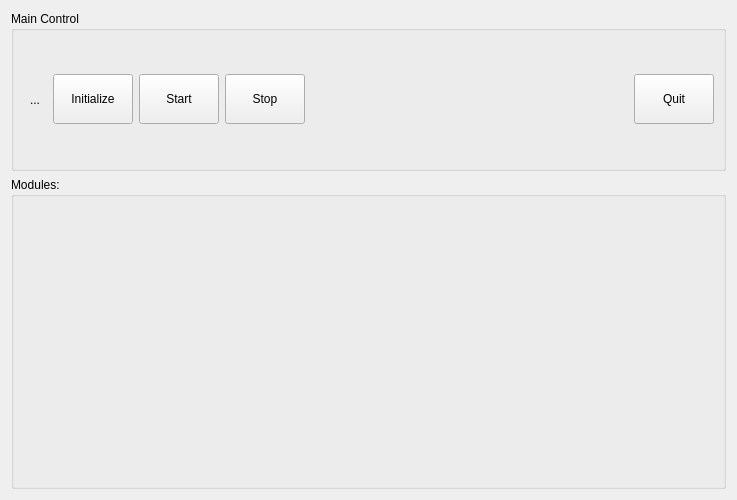
Before: the Qt Designer form core/joanhq/mainwindow/joanhq.ui in tud-hri/joan, drawn with Qt 5.
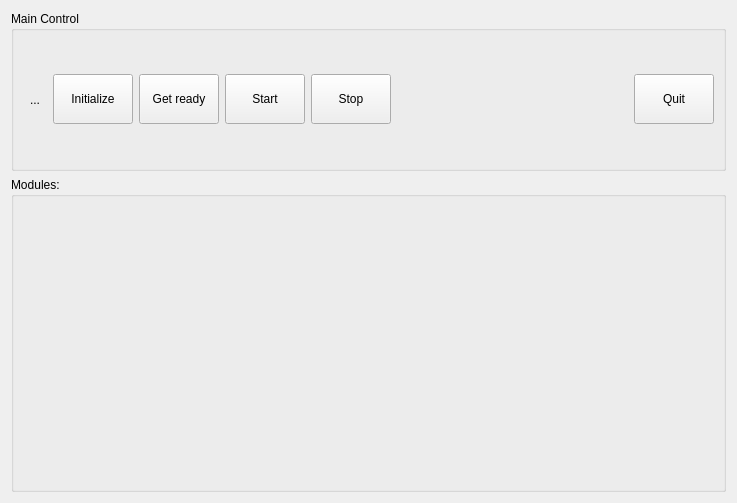
After: the same form once the commit is applied.

```diff
--- a/core/joanhq/mainwindow/joanhq.ui
+++ b/core/joanhq/mainwindow/joanhq.ui
@@ -7,7 +7,7 @@
     <x>0</x>
     <y>0</y>
     <width>737</width>
-    <height>500</height>
+    <height>503</height>
    </rect>
   </property>
   <property name="windowTitle">
@@ -74,6 +74,19 @@
             </property>
            </widget>
           </item>
+          <item>
+           <widget class="QPushButton" name="btn_get_ready">
+            <property name="minimumSize">
+             <size>
+              <width>0</width>
+              <height>50</height>
+             </size>
+            </property>
+            <property name="text">
+             <string>Get ready</string>
+            </property>
+           </widget>
+          </item>
           <item>
            <widget class="QPushButton" name="btn_start">
             <property name="minimumSize">
```
